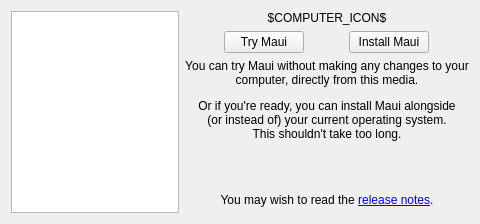
Qt form src/pages/welcomepage.ui (maui-pss/maui-installer) before a commit.
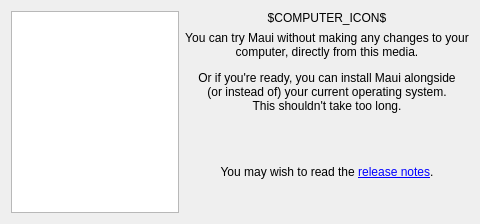
The same form after that commit.

Commit message:
Remove "Try Maui" and "Install Maui" buttons
If users want to try they just need to click on "Cancel" and if they
want to continue the installation they just click on "Next".

Patch:
```diff
--- a/src/pages/welcomepage.ui
+++ b/src/pages/welcomepage.ui
@@ -10,7 +10,7 @@
     <height>224</height>
    </rect>
   </property>
-  <layout class="QHBoxLayout" name="horizontalLayout_2">
+  <layout class="QHBoxLayout" name="horizontalLayout">
    <item>
     <widget class="QListWidget" name="languages">
      <property name="sizePolicy">
@@ -33,36 +33,6 @@
        </property>
       </widget>
      </item>
-     <item>
-      <layout class="QHBoxLayout" name="horizontalLayout">
-       <item>
-        <widget class="QPushButton" name="tryMaui">
-         <property name="sizePolicy">
-          <sizepolicy hsizetype="Fixed" vsizetype="Fixed">
-           <horstretch>0</horstretch>
-           <verstretch>0</verstretch>
-          </sizepolicy>
-         </property>
-         <property name="text">
-          <string>Try Maui</string>
-         </property>
-        </widget>
-       </item>
-       <item>
-        <widget class="QPushButton" name="installMaui">
-         <property name="sizePolicy">
-          <sizepolicy hsizetype="Fixed" vsizetype="Fixed">
-           <horstretch>0</horstretch>
-           <verstretch>0</verstretch>
-          </sizepolicy>
-         </property>
-         <property name="text">
-          <string>Install Maui</string>
-         </property>
-        </widget>
-       </item>
-      </layout>
-     </item>
      <item>
       <widget class="QLabel" name="label">
        <property name="text">
```
The commit also changes 1 other file.
